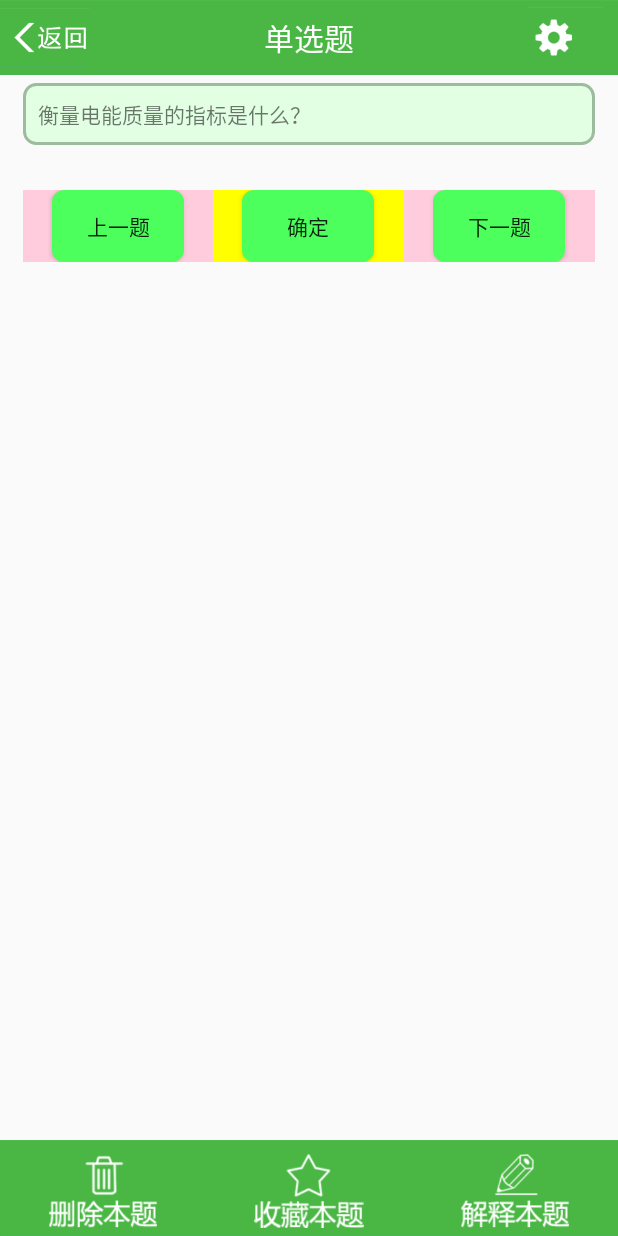
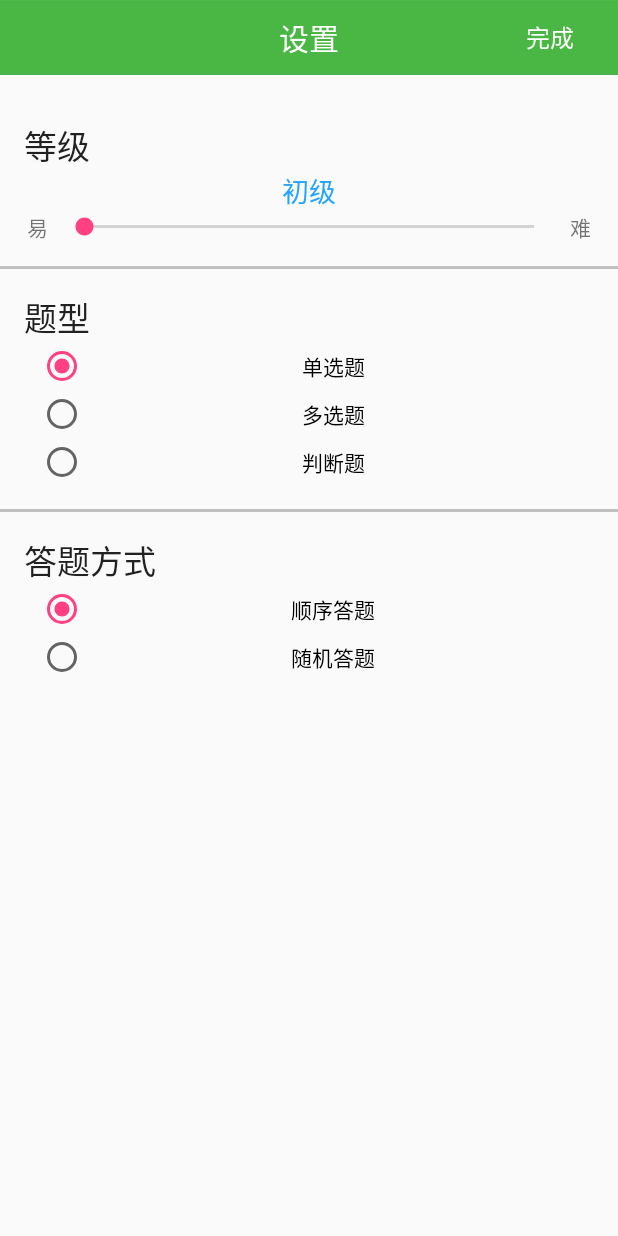
Before and after one commit to qiaojiange/QuestionAppEx, an Android app: the screen it shows after launch (MainActivity before the commit, SettingActivity after it), after a tap on an icon or button, on a phone screen of 412 x 824 dp. Run offline under Robolectric (Android 15) with nearby library versions, the phone set to English and light mode, and no system bars; 9 statements that could not run were skipped.

Commit message:
添加了设置界面

```diff
--- /dev/null
+++ b/app/src/main/java/com/example/questionappex/SettingActivity.java
@@ -0,0 +1,192 @@
+package com.example.questionappex;
+
+import android.media.MediaCodec;
+import android.nfc.Tag;
+import android.support.v7.app.AppCompatActivity;
+import android.os.Bundle;
+import android.util.Log;
+import android.view.View;
+import android.widget.Button;
+import android.widget.RadioButton;
+import android.widget.RadioGroup;
+import android.widget.SeekBar;
+import android.widget.TextView;
+import android.widget.Toast;
+
+import com.example.questionappex.model.Question;
+import com.example.questionappex.setting.Setting;
+import com.example.questionappex.ui.BaseActivity;
+import com.example.questionappex.util.LogUtil;
+import com.example.questionappex.util.SPUtil;
+
+public class SettingActivity extends BaseActivity implements SeekBar.OnSeekBarChangeListener,View.OnClickListener{
+
+    //选择等级
+    private SeekBar seekBar;
+
+//    题型
+    private RadioGroup rgType;
+
+//    答题模式
+    private RadioGroup rgPattern;
+
+//    等级显示
+    private TextView tvGrade;
+
+    private static final String TAG = "SettingActivity";
+
+    private int grade = 0;
+
+    private Button btFinish;
+    @Override
+    protected void onCreate(Bundle savedInstanceState) {
+        super.onCreate(savedInstanceState);
+        setContentView(R.layout.activity_setting);
+
+        LogUtil.d(TAG,"---onCreate---");
+
+        tvGrade = (TextView)findViewById(R.id.tv_curr_grade);
+        seekBar = (SeekBar)findViewById(R.id.seekBar);
+
+        rgType = (RadioGroup)findViewById(R.id.rg_type);
+        rgPattern = (RadioGroup)findViewById(R.id.rg_pattern);
+
+        btFinish = (Button)findViewById(R.id.bt_setting_finish);
+        btFinish.setOnClickListener(this);
+
+
+
+//        获取起始的选中状态
+        int type = SPUtil.getInt(Question.TYPE,Question.TYPE_SINGLE);
+        LogUtil.d(TAG," get type = "+type);
+        switch (type){
+            case Question.TYPE_SINGLE:
+                rgType.check(R.id.rBtn_1);
+                break;
+            case Question.TYPE_MUTIL:
+                rgType.check(R.id.rBtn_2);
+                break;
+            case Question.TYPE_CHECKING:
+                rgType.check(R.id.rBtn_3);
+                break;
+        }
+
+    //  设置题型
+        rgType.setOnCheckedChangeListener(new RadioGroup.OnCheckedChangeListener() {
+            @Override
+            public void onCheckedChanged(RadioGroup group, int checkedId) {
+//                获取变更后的选中项的ID
+                int radioId = group.getCheckedRadioButtonId();
+//                根据ID获取RadioButton的实例
+                int type = 0;
+                switch (radioId){
+                    case R.id.rBtn_1:
+                        type = Question.TYPE_SINGLE;
+                        LogUtil.d(TAG,"单选题");
+                    break;
+                    case R.id.rBtn_2:
+                        type = Question.TYPE_MUTIL;
+                        LogUtil.d(TAG,"多选题");
+                        break;
+                    case R.id.rBtn_3:
+                        type = Question.TYPE_CHECKING;
+                        LogUtil.d(TAG,"判断题");
+                        break;
+                }
+                LogUtil.d(TAG,"--------type = "+type);
+
+                SPUtil.putInt(Question.TYPE,type);
+            }
+        });
+
+
+//        获取起始的选中状态
+        int partter1 = SPUtil.getInt(Setting.PATTERN,Setting.ORDER_PATTERN);
+        switch (partter1){
+            case Setting.ORDER_PATTERN:
+                rgPattern.check(R.id.rBtn_order);
+                break;
+            case Setting.RANDOM_PATTERN:
+                rgPattern.check(R.id.rBtn_random);
+                break;
+        }
+
+
+        rgPattern.setOnCheckedChangeListener(new RadioGroup.OnCheckedChangeListener() {
+            @Override
+            public void onCheckedChanged(RadioGroup group, int checkedId) {
+                int id = group.getCheckedRadioButtonId();
+                int parttern = 0;
+                switch (id){
+                    case R.id.rBtn_order:
+                        parttern = Setting.ORDER_PATTERN;
+                        LogUtil.d(TAG,"顺序答题");
+                        break;
+                    case R.id.rBtn_random:
+                        parttern = Setting.RANDOM_PATTERN;
+                        LogUtil.d(TAG,"随机答题");
+                        break;
+                }
+                SPUtil.putInt(Setting.PATTERN,parttern);
+            }
+        });
+
+        seekBar.setOnSeekBarChangeListener(this);
+
+        seekBar.setProgress(SPUtil.getInt(Question.GRADE,Question.GRADE_1)-1);
+    }
+
+    @Override
+    public void onBackPressed() {
+        super.onBackPressed();
+    }
+
+
+    @Override
+    public void onProgressChanged(SeekBar seekBar, int progress, boolean fromUser) {
+        switch (progress){
+            case 0:
+                grade = Question.GRADE_1;
+                tvGrade.setText("初级");
+                break;
+            case 1:
+                grade = Question.GRADE_2;
+                tvGrade.setText("中级");
+                break;
+            case 2:
+                grade = Question.GRADE_3;
+                tvGrade.setText("高级");
+                break;
+            case 3:
+                grade = Question.GRADE_4;
+                tvGrade.setText("技师");
+                break;
+            case 4:
+                grade = Question.GRADE_5;
+                tvGrade.setText("高级技师");
+                break;
+        }
+    }
+
+    @Override
+    public void onStartTrackingTouch(SeekBar seekBar) {
+
+    }
+
+    @Override
+    public void onStopTrackingTouch(SeekBar seekBar) {
+        LogUtil.d(TAG,"-----grade :"+grade);
+        SPUtil.putInt(Question.GRADE,grade);
+    }
+
+    @Override
+    protected void onDestroy() {
+        super.onDestroy();
+        Log.d(TAG, "onDestroy: ");
+    }
+
+    @Override
+    public void onClick(View v) {
+        this.finish();
+    }
+}
--- a/app/src/main/java/com/example/questionappex/model/Question.java
+++ b/app/src/main/java/com/example/questionappex/model/Question.java
@@ -9,6 +9,7 @@ import java.util.List;
 
 public class Question {
 
+    public static final String TYPE="TYPE";
     public static final int TYPE_SINGLE = 1;//单选
     public static final int TYPE_MUTIL = 2;//多选
     public static final int TYPE_CHECKING = 3;//判断
@@ -16,6 +17,7 @@ public class Question {
 //    public static final int TYPE_QA = 5;//简答
 
 
+    public static final String GRADE = "GRADE";
     public static final int GRADE_1 = 1;
     public static final int GRADE_2 = 2;
     public static final int GRADE_3 = 3;
--- a/app/src/main/java/com/example/questionappex/setting/Setting.java
+++ b/app/src/main/java/com/example/questionappex/setting/Setting.java
@@ -8,4 +8,7 @@ public class Setting {
 //    public static int type1Start
 //    将次参数改为大于5，就不用每次复制数据库文件
     public static final  int  DatabaseVersion = 1;
+    public static final String PATTERN= "pattern";
+    public static final int ORDER_PATTERN = 0;
+    public static final int RANDOM_PATTERN = 1;
 }
--- a/app/src/main/java/com/example/questionappex/MainActivity.java
+++ b/app/src/main/java/com/example/questionappex/ui/MainActivity.java
@@ -1,5 +1,6 @@
-package com.example.questionappex;
+package com.example.questionappex.ui;
 
+import android.content.Intent;
 import android.os.Bundle;
 import android.view.View;
 import android.widget.Button;
@@ -8,6 +9,8 @@ import android.widget.LinearLayout;
 import android.widget.ListView;
 import android.widget.TextView;
 
+import com.example.questionappex.R;
+import com.example.questionappex.SettingActivity;
 import com.example.questionappex.util.DBUtil;
 import com.example.questionappex.model.Question;
 import com.example.questionappex.ui.BaseActivity;
@@ -47,6 +50,7 @@ public class MainActivity extends BaseActivity implements View.OnClickListener{
     protected void onCreate(Bundle savedInstanceState) {
         super.onCreate(savedInstanceState);
         setContentView(R.layout.activity_main);
+        LogUtil.d(TAG,"---onCreate---");
 
         confirm = (Button) findViewById(R.id.bt_confirm);
         ivReturn = (ImageView)findViewById(R.id.iv_return);
@@ -82,6 +86,8 @@ public class MainActivity extends BaseActivity implements View.OnClickListener{
     @Override
     protected void onResume() {
         super.onResume();
+        LogUtil.d(TAG,"---onResume---");
+
         adapter= new ChoiceAdapter(this,R.layout.item_choice);
 
         loadQuestion(currentIndex);
@@ -94,12 +100,14 @@ public class MainActivity extends BaseActivity implements View.OnClickListener{
     @Override
     protected void onPause() {
         super.onPause();
+        LogUtil.d(TAG,"---onPause---");
 
     }
 
     @Override
     protected void onStop() {
         super.onStop();
+        LogUtil.d(TAG,"---onStop---");
     }
 
 
@@ -174,6 +182,10 @@ public class MainActivity extends BaseActivity implements View.OnClickListener{
 
             case R.id.iv_setting:
                LogUtil.d(TAG,"onClick: setting ------");
+//                开启设置界面
+                Intent intent = new Intent(MainActivity.this, SettingActivity.class);
+                startActivity(intent);
+
                 break;
 
             case R.id.bt_prev_question:
--- /dev/null
+++ b/app/src/main/res/layout/activity_setting.xml
@@ -0,0 +1,243 @@
+<?xml version="1.0" encoding="utf-8"?>
+<RelativeLayout xmlns:android="http://schemas.android.com/apk/res/android"
+    xmlns:tools="http://schemas.android.com/tools"
+    android:id="@+id/activity_setting"
+    android:layout_width="match_parent"
+    android:layout_height="match_parent"
+    tools:context="com.example.questionappex.SettingActivity">
+
+    <RelativeLayout
+        android:id="@+id/relativeLayout"
+        android:layout_width="match_parent"
+        android:layout_height="50dp"
+        android:background="@drawable/bg_title_bar"
+        android:layout_alignParentTop="true"
+        android:layout_alignParentLeft="true"
+        android:layout_alignParentStart="true">
+
+        <LinearLayout
+            android:layout_width="wrap_content"
+            android:layout_height="wrap_content"
+            android:layout_centerHorizontal="true"
+            android:layout_centerVertical="true" >
+
+            <TextView
+                android:id="@+id/textView"
+                android:layout_width="wrap_content"
+                android:layout_height="wrap_content"
+                android:layout_centerHorizontal="true"
+                android:layout_centerVertical="true"
+                android:text="设置"
+                android:textColor="#FFFFFF"
+                android:textSize="20sp" />
+        </LinearLayout>
+
+        <Button
+            android:id="@+id/bt_setting_finish"
+            android:layout_width="80dp"
+            android:layout_height="50dp"
+            android:layout_alignParentRight="true"
+            android:layout_centerVertical="true"
+            android:layout_marginRight="5dp"
+            android:text="完成"
+            android:textSize="16sp"
+            android:background="@android:color/transparent"
+            android:textColor="@android:color/white"
+            />
+    </RelativeLayout>
+
+    <LinearLayout
+        android:orientation="vertical"
+        android:layout_width="match_parent"
+        android:layout_height="match_parent"
+        android:layout_below="@+id/relativeLayout"
+        android:layout_alignParentLeft="true"
+        android:layout_alignParentStart="true">
+        <!-- 设置选项/难道  -->
+        <LinearLayout
+            android:orientation="vertical"
+            android:layout_width="match_parent"
+            android:layout_height="wrap_content"
+            android:paddingTop="30dp"
+            >
+
+            <TextView
+                android:layout_width="match_parent"
+                android:layout_height="wrap_content"
+                android:textAppearance="?android:attr/textAppearanceLarge"
+                android:text="等级"
+                android:paddingLeft="16dp"
+                />
+
+            <TextView
+                android:layout_width="match_parent"
+                android:layout_height="wrap_content"
+                android:textAppearance="?android:attr/textAppearanceMedium"
+                android:text="初级"
+                android:id="@+id/tv_curr_grade"
+                android:layout_gravity="center_horizontal"
+                android:gravity="center"
+                android:textColor="#23a5ff" />
+
+            <LinearLayout
+                android:orientation="horizontal"
+                android:layout_width="match_parent"
+                android:layout_height="wrap_content">
+
+                <TextView
+                    android:paddingLeft="10dp"
+                    android:layout_weight="1"
+                    android:layout_width="50dp"
+                    android:layout_height="match_parent"
+                    android:textAppearance="?android:attr/textAppearanceSmall"
+                    android:text="易"
+                    android:gravity="center"
+                    />
+
+                <SeekBar
+                    android:layout_weight="8"
+                    android:layout_width="match_parent"
+                    android:layout_height="match_parent"
+                    android:id="@+id/seekBar"
+                    android:indeterminate="false"
+                    android:paddingLeft="15dp"
+                    android:paddingRight="15dp"
+                    android:max="4"
+                    android:progress="0"
+                    />
+
+                <TextView
+                    android:paddingRight="10dp"
+                    android:layout_weight="1"
+                    android:layout_width="50dp"
+                    android:layout_height="match_parent"
+                    android:textAppearance="?android:attr/textAppearanceSmall"
+                    android:text="难"
+                    android:gravity="center"
+                    />
+            </LinearLayout>
+
+            <LinearLayout
+                android:layout_width="match_parent"
+                android:layout_height="2dp"
+                android:background="#c0c0c0"
+                android:layout_marginTop="15dp"
+                android:layout_marginBottom="15dp"
+                ></LinearLayout>
+        </LinearLayout>
+        <!-- 设置选项/题型 -->
+        <LinearLayout
+            android:orientation="vertical"
+            android:layout_width="match_parent"
+            android:layout_height="wrap_content"
+
+            >
+
+            <TextView
+                android:layout_width="match_parent"
+                android:layout_height="wrap_content"
+                android:textAppearance="?android:attr/textAppearanceLarge"
+                android:text="题型"
+                android:paddingLeft="16dp"
+                />
+
+            <RadioGroup
+                android:id="@+id/rg_type"
+                android:layout_width="match_parent"
+                android:layout_height="wrap_content"
+                android:paddingRight="25dp"
+                android:paddingLeft="25dp"
+                >
+
+                <RadioButton
+                    android:layout_width="match_parent"
+                    android:layout_height="wrap_content"
+                    android:text="单选题"
+                    android:id="@+id/rBtn_1"
+                    android:gravity="center"
+                    />
+                <RadioButton
+                    android:layout_width="match_parent"
+                    android:layout_height="wrap_content"
+                    android:text="多选题"
+                    android:id="@+id/rBtn_2"
+                    android:gravity="center"/>
+                <RadioButton
+                    android:layout_width="match_parent"
+                    android:layout_height="wrap_content"
+                    android:text="判断题"
+                    android:id="@+id/rBtn_3"
+                    android:gravity="center"/>
+
+                <!--这把识图题卡掉-->
+                <!--<RadioButton-->
+                <!--android:layout_width="match_parent"-->
+                <!--android:layout_height="wrap_content"-->
+                <!--android:text="识图题"-->
+                <!--android:id="@+id/rBtn_4"-->
+                <!--android:gravity="center"-->
+                <!--/>-->
+
+                <!--<RadioButton-->
+                <!--android:layout_width="match_parent"-->
+                <!--android:layout_height="wrap_content"-->
+                <!--android:text="问答题"-->
+                <!--android:id="@+id/5"-->
+                <!--android:gravity="center"/>-->
+            </RadioGroup>
+
+            <LinearLayout
+                android:layout_width="match_parent"
+                android:layout_height="2dp"
+                android:background="#c0c0c0"
+                android:layout_marginTop="15dp"
+                android:layout_marginBottom="15dp"
+                >
+
+            </LinearLayout>
+        </LinearLayout>
+        <!-- 设置选项/答题模式 -->
+        <LinearLayout
+            android:orientation="vertical"
+            android:layout_width="match_parent"
+            android:layout_height="wrap_content"
+            >
+
+            <TextView
+                android:layout_width="match_parent"
+                android:layout_height="wrap_content"
+                android:textAppearance="?android:attr/textAppearanceLarge"
+                android:text="答题方式"
+                android:paddingLeft="16dp"
+                />
+            <RadioGroup
+                android:layout_width="match_parent"
+                android:layout_height="wrap_content"
+                android:id="@+id/rg_pattern"
+                android:paddingRight="25dp"
+                android:paddingLeft="25dp"
+                >
+
+                <RadioButton
+                    android:layout_width="match_parent"
+                    android:layout_height="wrap_content"
+                    android:text="顺序答题"
+                    android:checked="true"
+                    android:id="@+id/rBtn_order"
+                    android:gravity="center"
+                    />
+                <RadioButton
+                    android:layout_width="match_parent"
+                    android:layout_height="wrap_content"
+                    android:text="随机答题"
+                    android:id="@+id/rBtn_random"
+                    android:gravity="center"/>
+            </RadioGroup>
+
+        </LinearLayout>
+
+    </LinearLayout>
+
+
+
+</RelativeLayout>
--- a/app/src/main/res/layout/item_choice.xml
+++ b/app/src/main/res/layout/item_choice.xml
@@ -7,6 +7,8 @@
 
     <CheckBox
         android:id="@+id/cb_choice"
+        android:clickable="false"
+        android:focusable="false"
         android:layout_width="wrap_content"
         android:layout_height="wrap_content"/>
 
```
Also changed, not shown: app/src/main/AndroidManifest.xml (+6 -2 lines), app/src/main/java/com/example/questionappex/util/SPUtil.java (added, +69 -0 lines), 1 other file.
